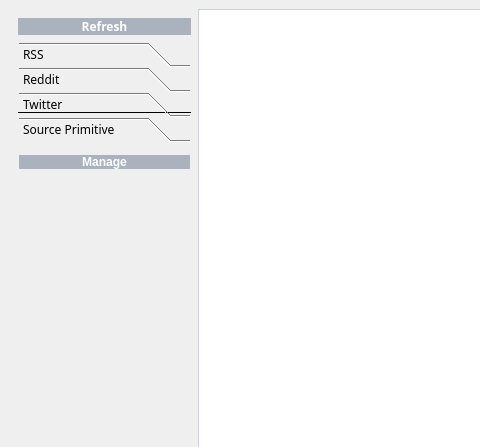
Qt form GUI/GUI_2.ui (NT-me/ActualiT) before a commit; both pictures show x 0 to 480 and y 0 to 447 of the 1049 by 762 pixel window.
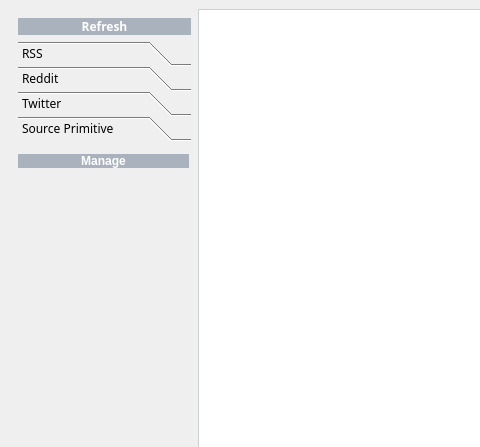
The same form after that commit. Icons and pictures are not drawn.

Diff of the .ui file:
```diff
--- a/GUI/GUI_2.ui
+++ b/GUI/GUI_2.ui
@@ -789,10 +789,13 @@
           <bool>false</bool>
          </property>
          <property name="frameShape">
-          <enum>QFrame::HLine</enum>
+          <enum>QFrame::NoFrame</enum>
          </property>
          <property name="frameShadow">
-          <enum>QFrame::Plain</enum>
+          <enum>QFrame::Sunken</enum>
+         </property>
+         <property name="lineWidth">
+          <number>1</number>
          </property>
          <property name="currentIndex">
           <number>3</number>
@@ -901,8 +904,8 @@
            <rect>
             <x>0</x>
             <y>0</y>
-            <width>171</width>
-            <height>47</height>
+            <width>173</width>
+            <height>214</height>
            </rect>
           </property>
           <attribute name="label">
```
Left out of the diff: 20 changed lines with no effect on the pictures.
